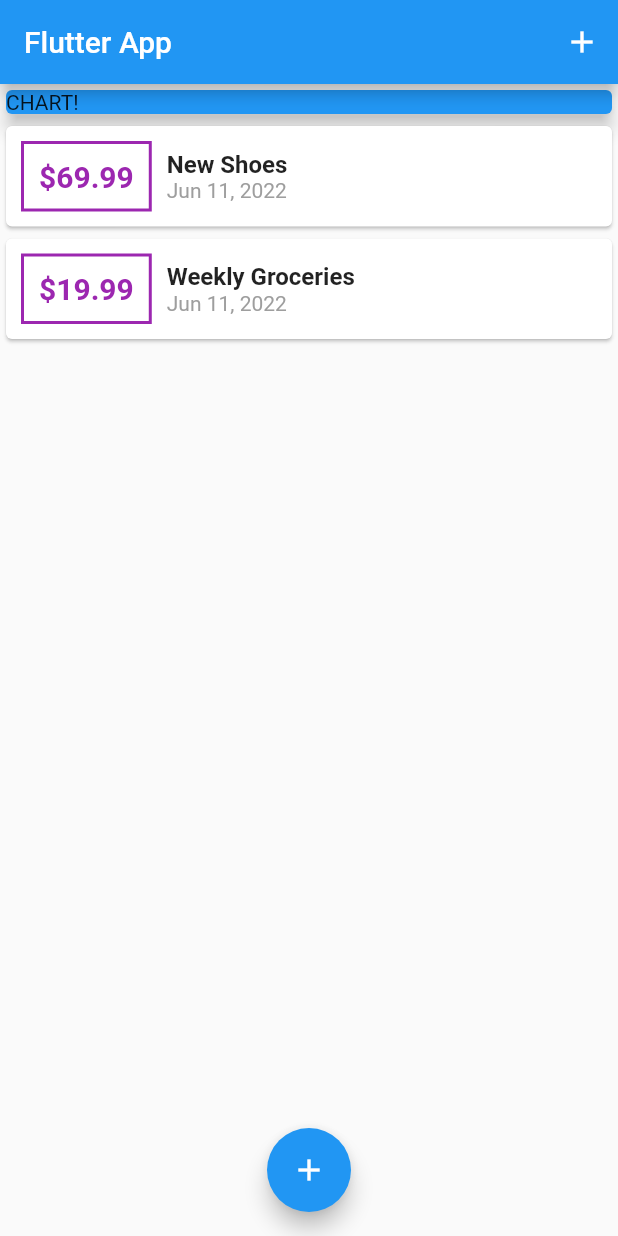
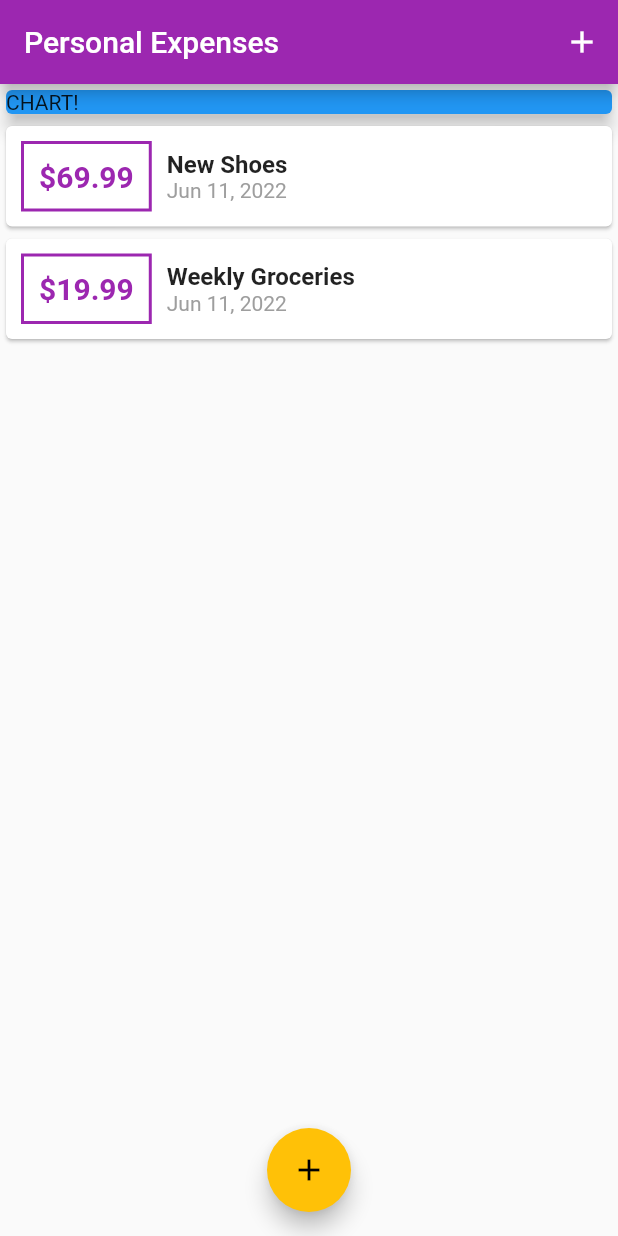
Before and after one commit to ditateum/planning_app_basic, a Flutter app: the screen it shows after launch, on a phone screen of 412 x 824 dp. Run offline on Flutter 3.47's test engine with Material 2 defaults, Android fonts, the phone set to English and light mode, and no system bars.

Commit message:
setting theme

```diff
--- a/lib/main.dart
+++ b/lib/main.dart
@@ -13,9 +13,16 @@ class MyApp extends StatelessWidget {
 
   @override
   Widget build(BuildContext context) {
-    return const MaterialApp(
-      title: 'Flutter Demo',
-      home: Scaffold(body: MyHomePage()),
+    return MaterialApp(
+      title: 'Personal Expenses',
+      theme: ThemeData(
+        primarySwatch: Colors.purple,
+        colorScheme: ColorScheme.fromSwatch(
+          primarySwatch: Colors.purple,
+          accentColor: Colors.amber,
+        ),
+      ),
+      home: const Scaffold(body: MyHomePage()),
     );
   }
 }
@@ -72,7 +79,7 @@ class _MyHomePageState extends State<MyHomePage> {
   Widget build(BuildContext context) {
     return Scaffold(
       appBar: AppBar(
-        title: const Text("Flutter App"),
+        title: const Text("Personal Expenses"),
         actions: [
           IconButton(
             onPressed: () => _startAddNewTransaction(context),
--- a/lib/widgets/transaction_list.dart
+++ b/lib/widgets/transaction_list.dart
@@ -24,17 +24,17 @@ class TransactionList extends StatelessWidget {
                   ),
                   decoration: BoxDecoration(
                     border: Border.all(
-                      color: Colors.purple,
+                      color: Theme.of(context).primaryColor,
                       width: 2,
                     ),
                   ),
                   padding: const EdgeInsets.all(10),
                   child: Text(
                     "\$${transactions[index].amount.toStringAsFixed(2)}",
-                    style: const TextStyle(
+                    style: TextStyle(
                       fontWeight: FontWeight.bold,
                       fontSize: 20,
-                      color: Colors.purple,
+                      color: Theme.of(context).primaryColor,
                     ),
                   ),
                 ),
```
